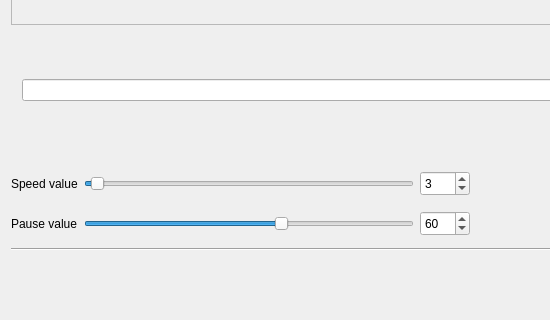
Above: OpenBoard/mainwindow.ui from ITAAcademy/OpenBoard before the change; both pictures show x 0 to 550 and y 134 to 454 of the 837 by 454 pixel window. Below: the same form after it.
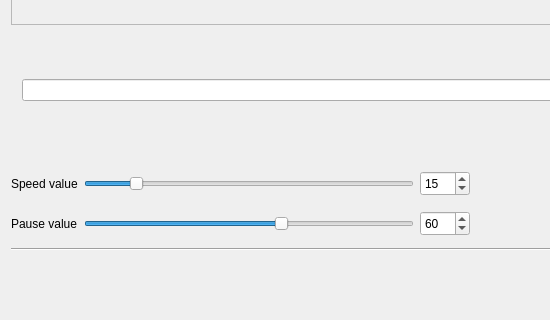
That is the form after the change. Icons and pictures are not drawn.

```diff
--- a/OpenBoard/mainwindow.ui
+++ b/OpenBoard/mainwindow.ui
@@ -473,7 +473,7 @@
             <number>1</number>
            </property>
            <property name="value">
-            <number>3</number>
+            <number>15</number>
            </property>
            <property name="orientation">
             <enum>Qt::Horizontal</enum>
@@ -498,7 +498,7 @@
             <number>1</number>
            </property>
            <property name="value">
-            <number>3</number>
+            <number>15</number>
            </property>
           </widget>
          </item>
```
Left out of the diff: 2 changed lines with no effect on the pictures.
